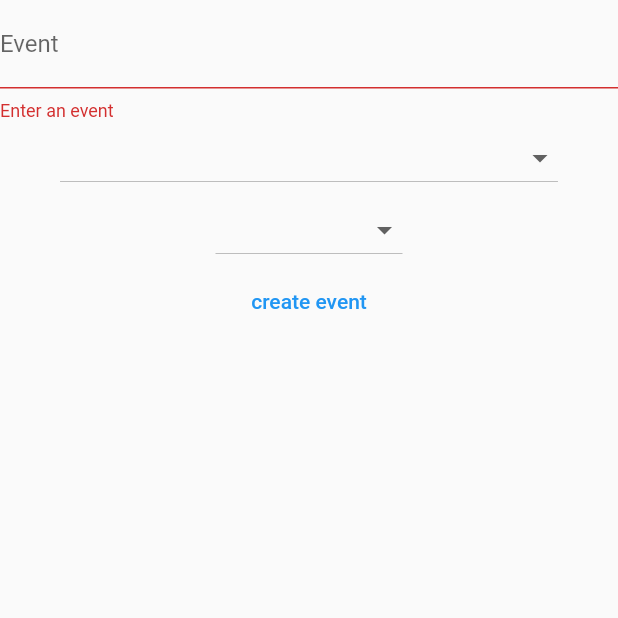
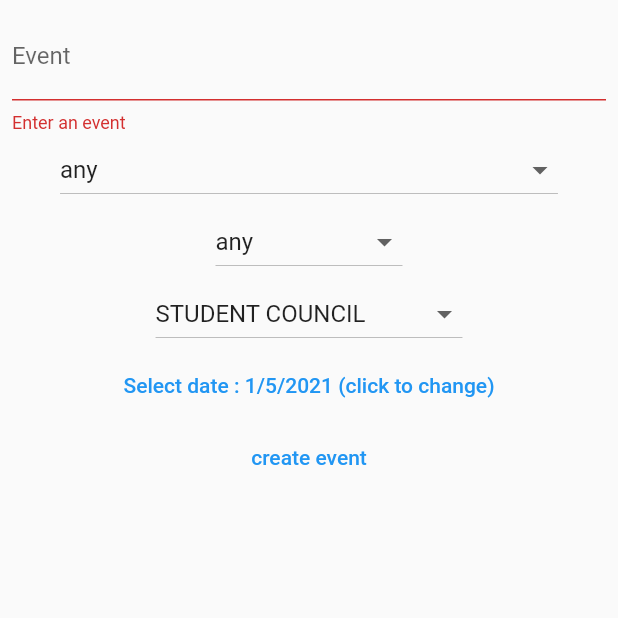
Before and after one commit to kamalraj-ten/college-dule, a Flutter app: the ClubEventEntry screen opened by its route, after a tap on "create event", on a phone screen of 412 x 824 dp, the top half of it. Run offline on Flutter 3.47's test engine with Material 2 defaults, Android fonts, the phone set to English and light mode, and no system bars; our stand-ins replace cloud_firestore, firebase_auth, firebase_core, firebase_database, shared_preferences; accounts and stored records are empty; network calls fail.

Commit message:
added event adder

```diff
--- a/lib/clubEventEntry.dart
+++ b/lib/clubEventEntry.dart
@@ -1,5 +1,7 @@
 import 'package:collegedule/event.dart';
+import 'package:collegedule/flutterfire.dart';
 import 'package:flutter/material.dart';
+import 'package:shared_preferences/shared_preferences.dart';
 
 // a page for club event entry
 class ClubEventEntry extends StatefulWidget {
@@ -10,7 +12,8 @@ class ClubEventEntry extends StatefulWidget {
 class _ClubEventEntryState extends State<ClubEventEntry> {
   final formKey = GlobalKey<FormState>();
 
-  ClubEvent _clubEvent = new ClubEvent();
+  ClubEvent _clubEvent =
+      new ClubEvent(college: "any", department: "any", club: "STUDENT COUNCIL");
 
   List<String> colleges = [
     "any",
@@ -31,10 +34,24 @@ class _ClubEventEntryState extends State<ClubEventEntry> {
     "FASHION"
   ];
 
+  final List<String> clubs = [
+    "STUDENT COUNCIL",
+    "YOUTH OUTREACH CLUB",
+    "ANIMAL WELFARE",
+    "PHOTOGRAPHY",
+    "RADIO CLUB",
+    "TAMIL MANDRAM",
+    "HINDI CLUB"
+  ];
+
+  DateTime selectedDate = DateTime.now();
+
   @override
   Widget build(BuildContext context) {
     return Material(
-      child: Center(
+      child: SafeArea(
+        child: Padding(
+          padding: const EdgeInsets.all(8.0),
           child: Form(
             key: formKey,
             child: Column(
@@ -64,7 +81,8 @@ class _ClubEventEntryState extends State<ClubEventEntry> {
                 DropdownButton(
                   value: _clubEvent.department,
                   icon: Icon(Icons.arrow_drop_down),
-                items: departments.map<DropdownMenuItem<String>>((String val) {
+                  items:
+                      departments.map<DropdownMenuItem<String>>((String val) {
                     return DropdownMenuItem(
                       child: Text(val),
                       value: val,
@@ -76,6 +94,28 @@ class _ClubEventEntryState extends State<ClubEventEntry> {
                     });
                   },
                 ),
+                DropdownButton(
+                  value: _clubEvent.club,
+                  icon: Icon(Icons.arrow_drop_down),
+                  items: clubs.map<DropdownMenuItem<String>>((String val) {
+                    return DropdownMenuItem(
+                      child: Text(val),
+                      value: val,
+                    );
+                  }).toList(),
+                  onChanged: (String s) {
+                    setState(() {
+                      _clubEvent.club = s;
+                    });
+                  },
+                ),
+                Center(
+                  child: TextButton(
+                    child: Text(
+                        "Select date : ${selectedDate.day}/${selectedDate.month}/${selectedDate.year} (click to change)"),
+                    onPressed: () => _selectDate(),
+                  ),
+                ),
                 Center(
                   child: TextButton(
                     child: Text("create event"),
@@ -86,6 +126,7 @@ class _ClubEventEntryState extends State<ClubEventEntry> {
             ),
           ),
         ),
+      ),
     );
   }
 
@@ -93,13 +134,34 @@ class _ClubEventEntryState extends State<ClubEventEntry> {
     return s.isEmpty ? "Enter an event" : null;
   }
 
-  void onSubmit() {
+  Future<void> onSubmit() async {
     if (formKey.currentState.validate()) {
       formKey.currentState.save();
 
       // other jobs
       // create event
+      final prefs = await SharedPreferences.getInstance();
+      _clubEvent.date = selectedDate;
+      _clubEvent.email = prefs.getString("email");
+      _clubEvent.uid = prefs.getString("uid");
+      await addClubEvent(_clubEvent);
       Navigator.pop(context);
     }
   }
+
+  Future<void> _selectDate() async {
+    final date = await showDatePicker(
+        context: context,
+        initialDate: selectedDate,
+        firstDate: DateTime.now(),
+        lastDate: DateTime.now().add(const Duration(days: 40)),
+        initialEntryMode: DatePickerEntryMode.input,
+        helpText: "Select date of the event",
+        errorInvalidText: "Only 40 days from current day is allowed");
+    if (date != null) {
+      setState(() {
+        selectedDate = date;
+      });
     }
+  }
+}
--- a/lib/event.dart
+++ b/lib/event.dart
@@ -1,5 +1,6 @@
 class ClubEvent {
-  String event, email, uid, date, college, department;
+  String event, email, uid, college, department, club;
+  DateTime date;
 
   ClubEvent(
       {this.event,
@@ -7,7 +8,8 @@ class ClubEvent {
       this.date,
       this.college,
       this.department,
-      this.uid});
+      this.uid,
+      this.club});
 
   Map<String, dynamic> toMap() {
     return {
@@ -16,16 +18,23 @@ class ClubEvent {
       'date': this.date,
       'college': this.college,
       'department': this.department,
-      'uid': this.uid
+      'uid': this.uid,
+      'club': this.club
     };
   }
 
   ClubEvent.fromMap(Map map) {
     this.event = map['event'];
     this.email = map['email'];
-    this.date = map['date'];
+    this.date = DateTime.parse(map['date'].toString());
     this.department = map['department'];
     this.college = map['college'];
     this.uid = map['uid'];
+    this.club = map['club'];
+  }
+
+  @override
+  String toString() {
+    return this.toMap().toString();
   }
 }
--- a/lib/schedule.dart
+++ b/lib/schedule.dart
@@ -57,7 +57,7 @@ class Schedule extends StatelessWidget {
                         )
                       ),
                       child: Text(
-                        this.clubEvent.username,
+                        "username",
                         style: TextStyle(
                           fontSize: 8,
                           color: Colors.grey,
```
Also changed, not shown: lib/Categories.dart (+14 -13 lines), lib/flutterfire.dart (+12 -0 lines). Lines whose indentation alone changed are shown as unchanged.
